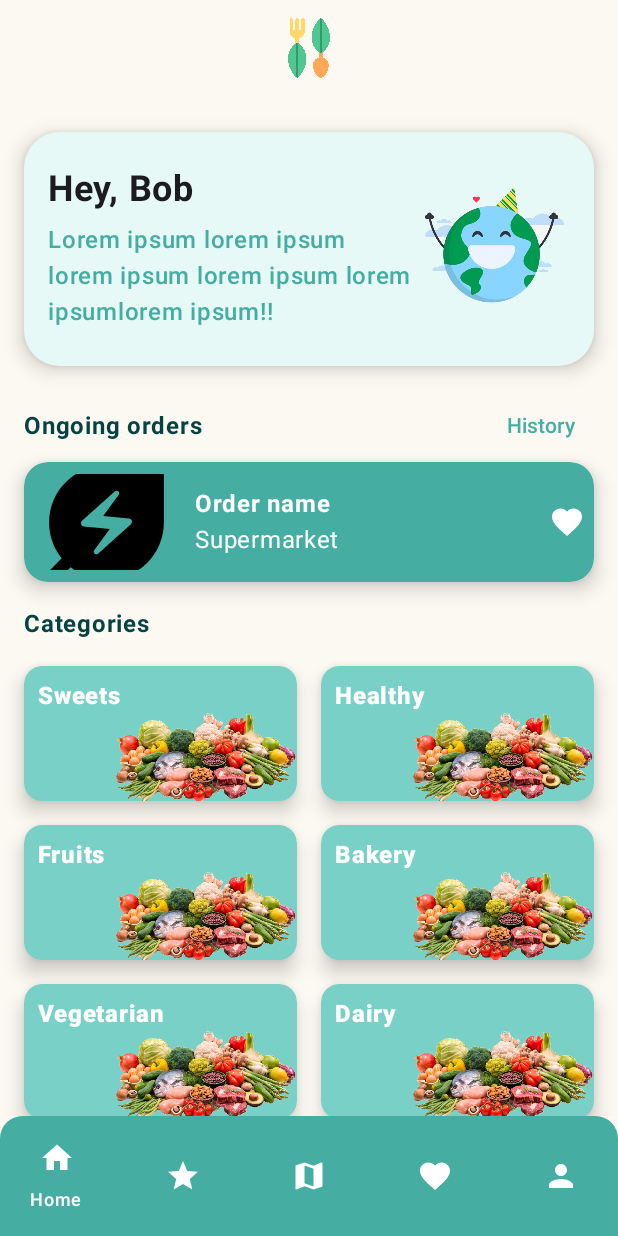
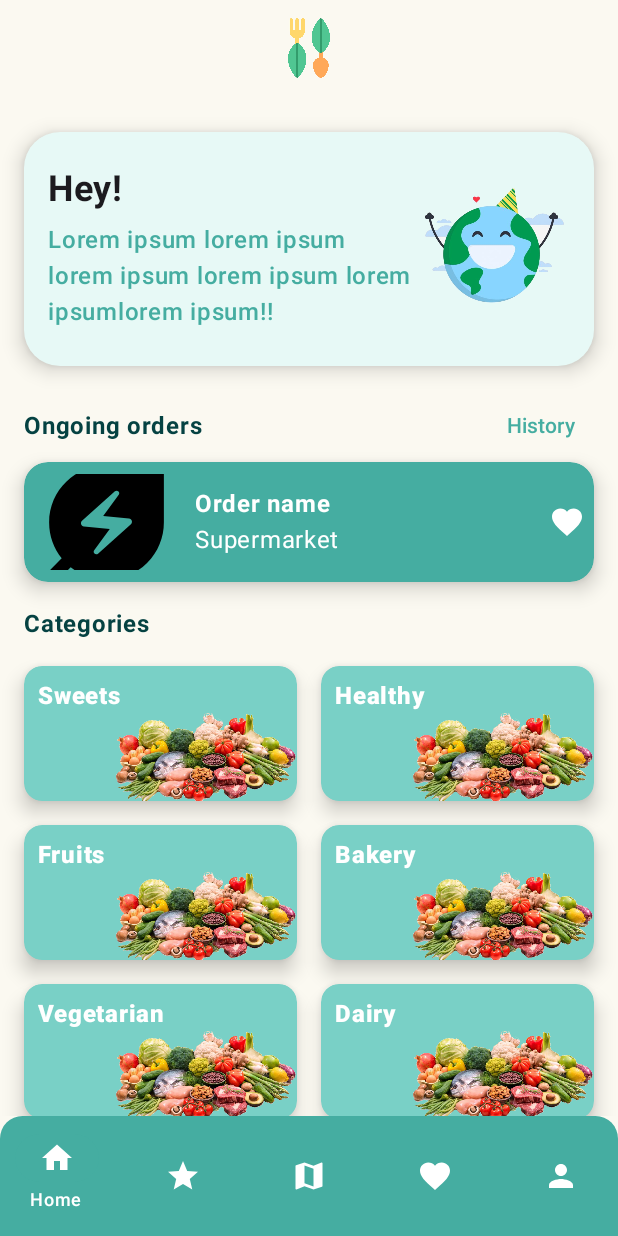
Before and after one commit to simsni-ktu/foodie-android, an Android app built with Jetpack Compose: the Main screen opened through its navigation route, on a phone screen of 412 x 824 dp. Run offline under Robolectric (Android 15) with nearby library versions, the phone set to English and light mode, and no system bars; our stand-ins replace Dagger/Hilt's generated code; pictures from the network do not load; 1 statement that could not run was skipped.

Commit message:
Edit WelcomeCard.kt & TextField

```diff
--- a/app/src/main/java/com/ktu/foodie/ui/compoonents/WelcomeCard.kt
+++ b/app/src/main/java/com/ktu/foodie/ui/compoonents/WelcomeCard.kt
@@ -35,7 +35,7 @@ import com.ktu.foodie.ui.theme.foodieGreen
 import com.ktu.foodie.ui.theme.lightBlue
 
 @Composable
-fun WelcomeCard(username: String, title: String) {
+fun WelcomeCard(title: String) {
     Card(
         colors = CardDefaults.cardColors(
             containerColor = lightBlue
@@ -50,7 +50,7 @@ fun WelcomeCard(username: String, title: String) {
                 .padding(horizontal = 16.dp, vertical = 24.dp)
         ) {
             Column(modifier = Modifier.weight(0.7F)) {
-                Text(text = "Hey, $username", fontWeight = FontWeight.Bold, fontSize = 24.sp)
+                Text(text = "Hey!", fontWeight = FontWeight.Bold, fontSize = 24.sp)
                 Spacer(modifier = Modifier.height(8.dp))
                 Text(text = title, fontWeight = FontWeight.Medium, color = foodieGreen)
             }
```
Also changed, not shown: app/src/main/java/com/ktu/foodie/ui/compoonents/FoodieTextField.kt (added, +44 -0 lines).
